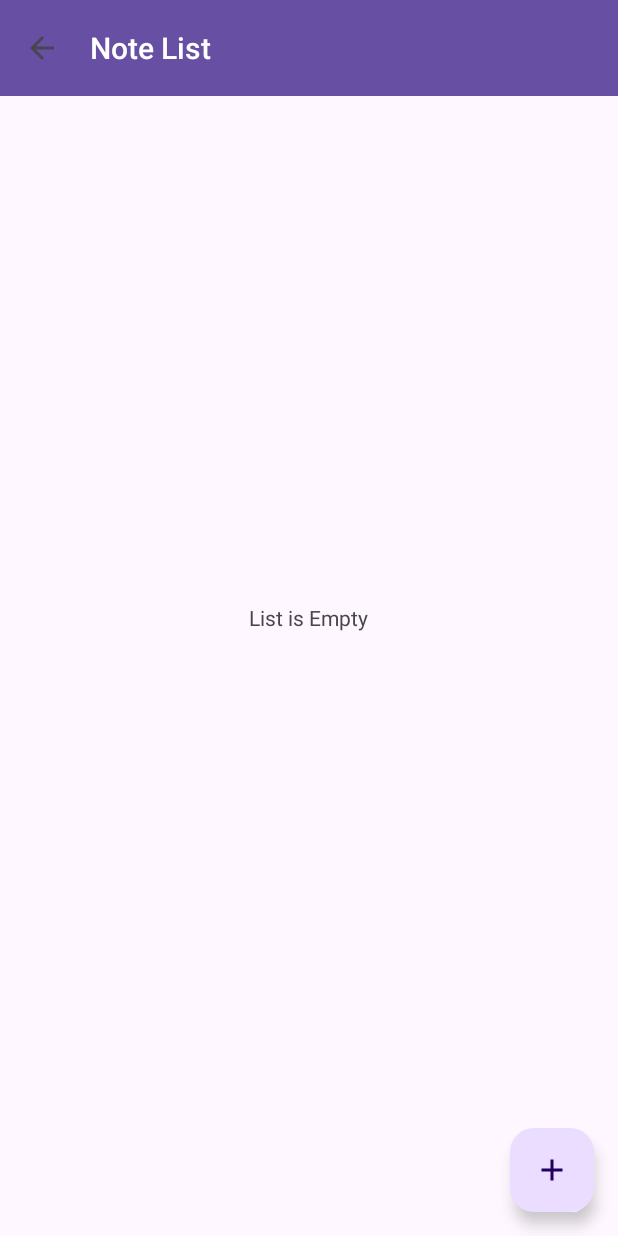
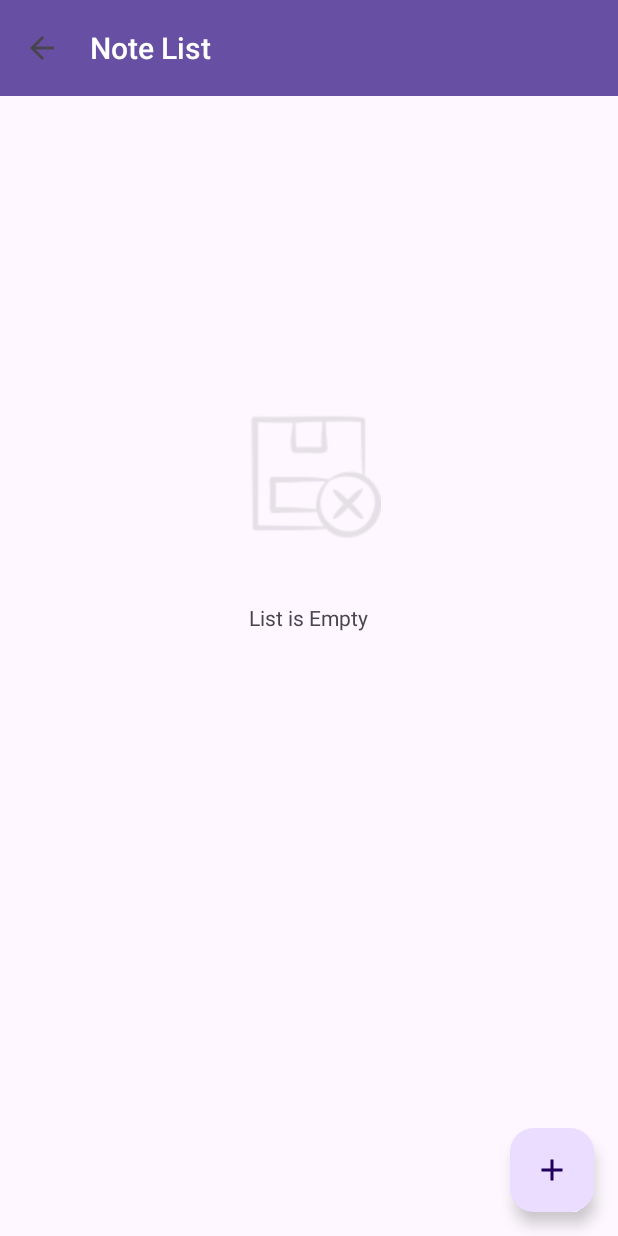
Before and after one commit to KeoYinyong/MobileSurveyproject, an Android app: the NoteList screen opened directly, with no data from a screen before it, on a phone screen of 412 x 824 dp. Run offline under Robolectric (Android 15) with nearby library versions, the phone set to English and light mode, and no system bars; our stand-ins replace Firebase (no records; nobody signed in at launch, a user with empty details on screens opened directly).

Commit message:
empty image

```diff
--- a/app/src/main/java/com/yong/Student/NoteList.java
+++ b/app/src/main/java/com/yong/Student/NoteList.java
@@ -13,6 +13,7 @@ import android.os.Bundle;
 import android.view.LayoutInflater;
 import android.view.MenuItem;
 import android.view.View;
+import android.widget.ImageView;
 import android.widget.TextView;
 import android.widget.Toast;
 
@@ -108,6 +109,7 @@ public class NoteList extends AppCompatActivity {
         });
 
         TextView empty = findViewById(R.id.empty);
+        ImageView imgEmpty = findViewById(R.id.img_empty);
 
         RecyclerView recyclerView = findViewById(R.id.recycler);
 
@@ -123,9 +125,11 @@ public class NoteList extends AppCompatActivity {
 
                 if (arrayList.isEmpty()) {
                     empty.setVisibility(View.VISIBLE);
+                    imgEmpty.setVisibility(View.VISIBLE);
                     recyclerView.setVisibility(View.GONE);
                 } else {
                     empty.setVisibility(View.GONE);
+                    imgEmpty.setVisibility(View.GONE);
                     recyclerView.setVisibility(View.VISIBLE);
                 }
 
--- a/app/src/main/res/layout/activity_note_list.xml
+++ b/app/src/main/res/layout/activity_note_list.xml
@@ -19,6 +19,22 @@
         android:layout_below="@+id/toolbar"
         app:layoutManager="androidx.recyclerview.widget.LinearLayoutManager" />
 
+    <ImageView
+        android:id="@+id/img_empty"
+        android:layout_width="96dp"
+        android:layout_height="147dp"
+        android:layout_above="@+id/empty"
+        android:layout_below="@+id/toolbar"
+        android:layout_centerHorizontal="true"
+        android:layout_marginTop="156dp"
+        android:layout_marginBottom="-10dp"
+        android:alpha="0.1"
+        android:visibility="visible"
+        app:layout_constraintEnd_toEndOf="parent"
+        app:layout_constraintStart_toStartOf="parent"
+        app:layout_constraintTop_toTopOf="parent"
+        app:srcCompat="@drawable/empty" />
+
     <TextView
         android:id="@+id/empty"
         android:layout_width="wrap_content"
--- a/app/src/main/res/layout/note_list_item.xml
+++ b/app/src/main/res/layout/note_list_item.xml
@@ -30,7 +30,7 @@
             android:layout_height="wrap_content"
             android:layout_below="@id/list_item_title"
             android:singleLine="true"
-            android:text="realTime" />
+            android:text="content" />
     </RelativeLayout>
 
 </androidx.cardview.widget.CardView>
```
Also changed, not shown: app/src/main/res/drawable/empty.png (added).
